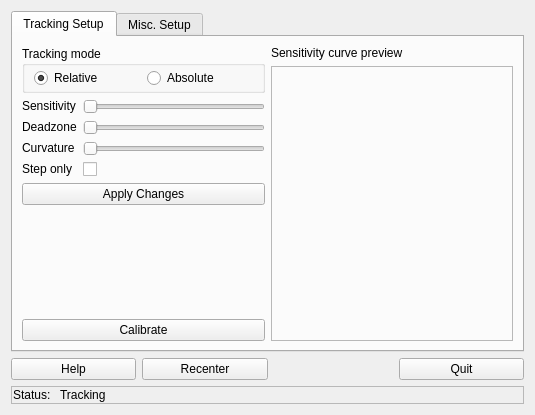
Above: branches/mickey_improvement/src/mickey/mickey.ui from uglyDwarf/linuxtrack before the change. Below: the same form after it.
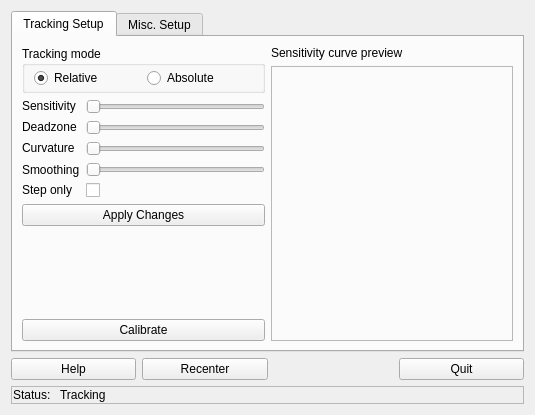
That is the form after the change. Icons and pictures are not drawn.

```diff
--- a/branches/mickey_improvement/src/mickey/mickey.ui
+++ b/branches/mickey_improvement/src/mickey/mickey.ui
@@ -148,7 +148,7 @@
              </property>
             </widget>
            </item>
-           <item row="3" column="0">
+           <item row="4" column="0">
             <widget class="QLabel" name="label_7">
              <property name="sizePolicy">
               <sizepolicy hsizetype="Preferred" vsizetype="Maximum">
@@ -161,13 +161,27 @@
              </property>
             </widget>
            </item>
-           <item row="3" column="1">
+           <item row="4" column="1">
             <widget class="QCheckBox" name="StepOnly">
              <property name="text">
               <string/>
              </property>
             </widget>
            </item>
+           <item row="3" column="0">
+            <widget class="QLabel" name="label_13">
+             <property name="text">
+              <string>Smoothing</string>
+             </property>
+            </widget>
+           </item>
+           <item row="3" column="1">
+            <widget class="QSlider" name="SmoothingSlider">
+             <property name="orientation">
+              <enum>Qt::Horizontal</enum>
+             </property>
+            </widget>
+           </item>
           </layout>
          </item>
          <item>
```
